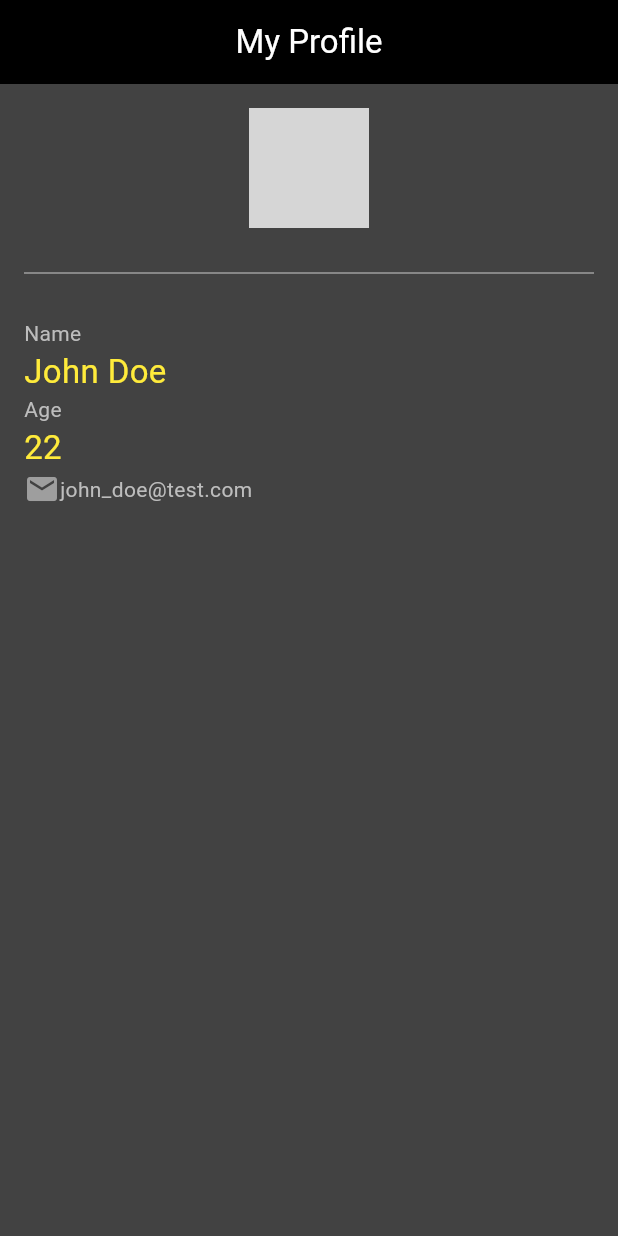
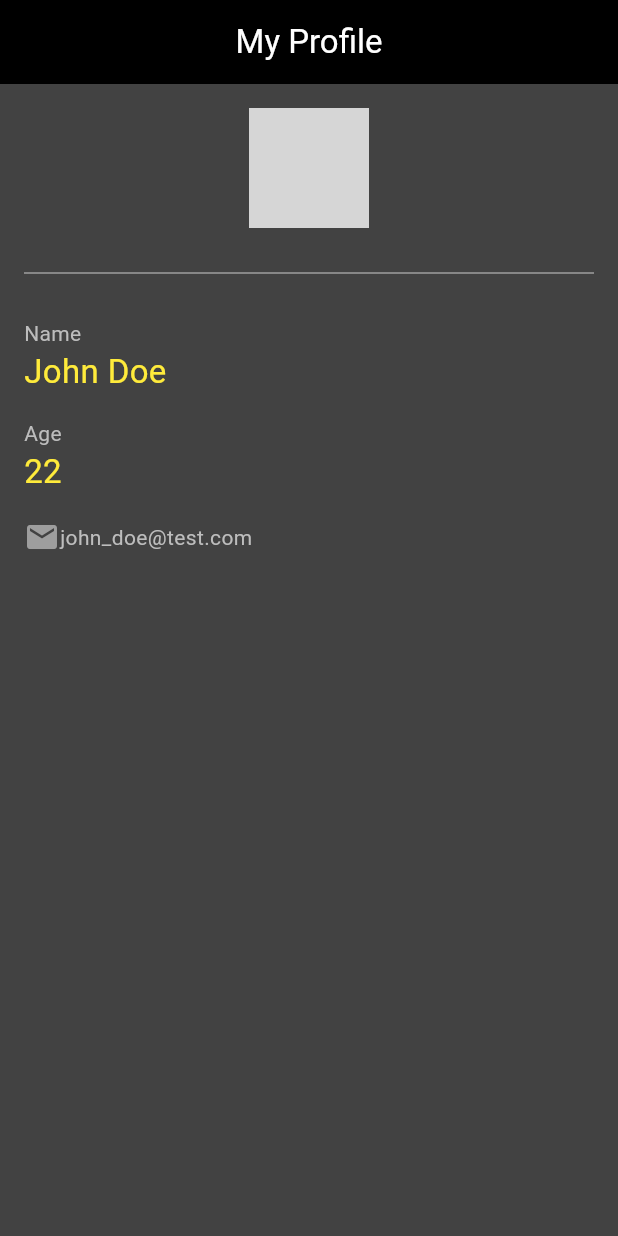
Before and after one commit to kimmysoybad404/flutter_application, a Flutter app: the screen it shows after launch, on a phone screen of 412 x 824 dp. Run offline on Flutter 3.47's test engine with Material 3 defaults, Android fonts, the phone set to English and light mode, and no system bars; network calls fail; grey boxes are pictures that could not be loaded.

Commit message:
change width to height

```diff
--- a/lib/week05/design2_demo.dart
+++ b/lib/week05/design2_demo.dart
@@ -34,10 +34,10 @@ class Design2Demo extends StatelessWidget {
               'John Doe',
               style: TextStyle(color: Colors.yellow, fontSize: 22),
             ),
-            SizedBox(width: 16,),
+            SizedBox(height: 16,),
             Text('Age', style: TextStyle(color: Colors.grey[400])),
             Text('22', style: TextStyle(color: Colors.yellow, fontSize: 22)),
-            SizedBox(width: 16,),
+            SizedBox(height: 16,),
             Row(
               children: [
                 Icon(Icons.email, color: Colors.grey),
```
